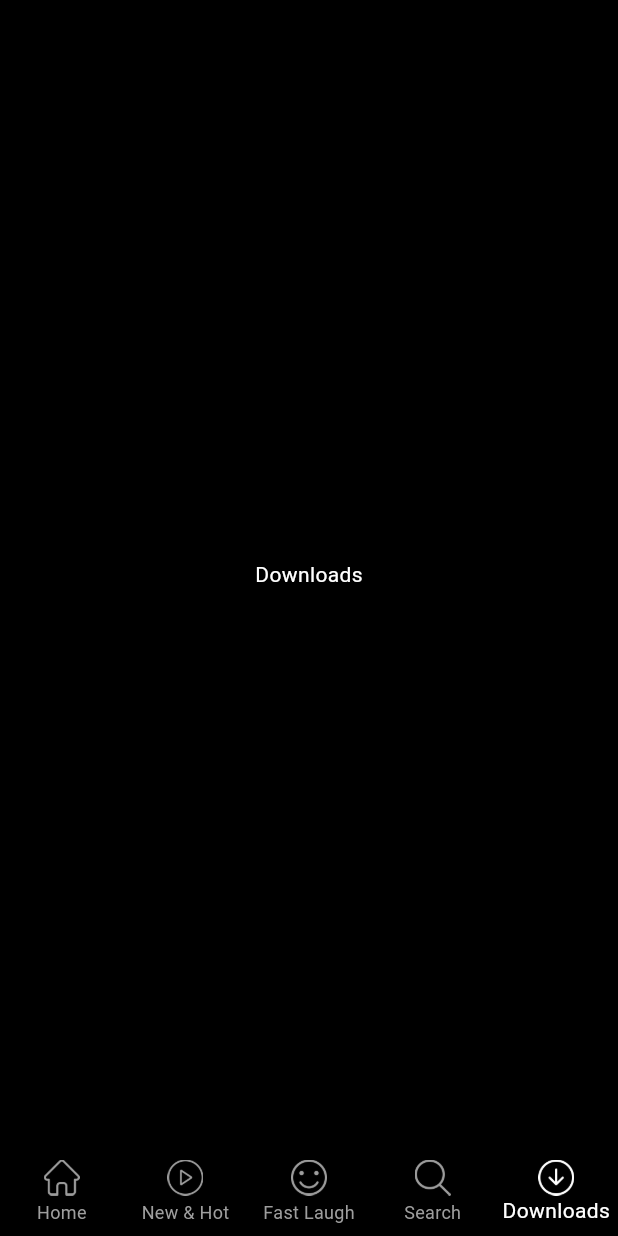
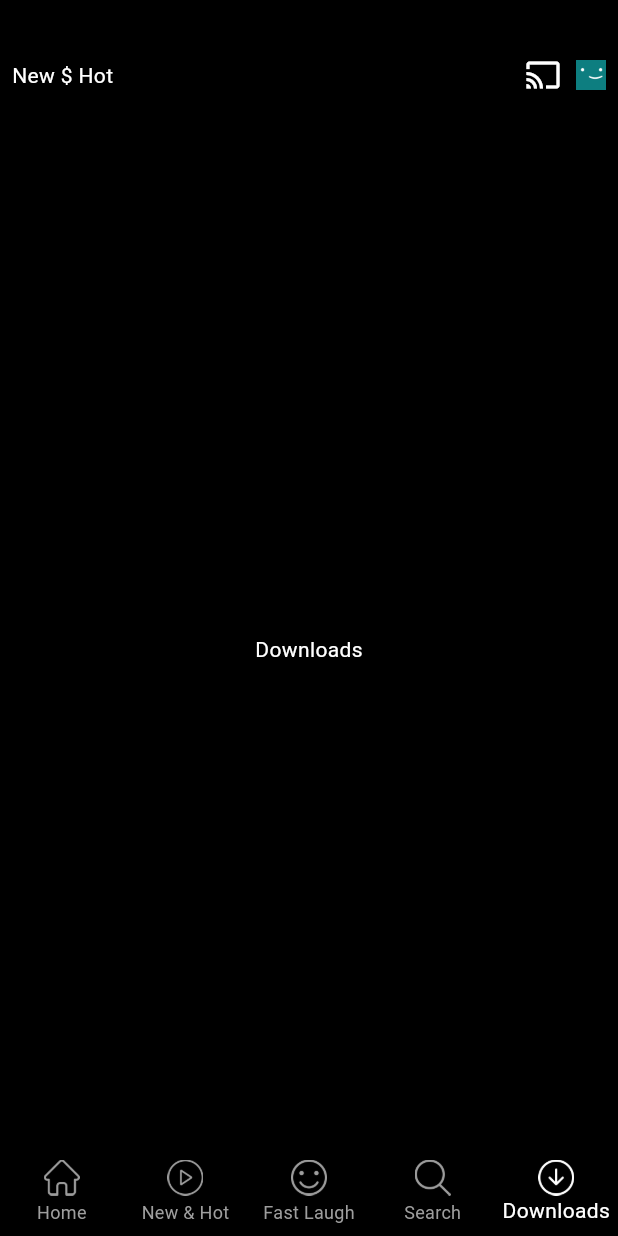
Before and after one commit to robinbaby007/Netflix_flutter, a Flutter app: the screen it shows after launch, item 5 of the bottom bar chosen, on a phone screen of 412 x 824 dp. Run offline on Flutter 3.47's test engine with Material 3 defaults, Android fonts, the phone set to English and light mode, and no system bars.

Commit message:
App bar added in downloads

```diff
--- /dev/null
+++ b/lib/presentation/common_widgets/widget_app_bar.dart
@@ -0,0 +1,33 @@
+import 'package:flutter/material.dart';
+
+class WidgetAppBar extends StatelessWidget {
+  const WidgetAppBar({super.key});
+
+  @override
+  Widget build(BuildContext context) {
+    return Padding(
+      padding: const EdgeInsets.only(left: 8, right: 8),
+      child: SizedBox(
+        height: 100,
+        child: Row(
+          children: [
+            const Text("New \$ Hot"),
+            const Spacer(),
+            const Icon(
+              Icons.cast,
+              color: Colors.white,
+            ),
+            const SizedBox(
+              width: 10,
+            ),
+            Image.asset(
+              'assets/images/avatar.png',
+              width: 20,
+              height: 20,
+            )
+          ],
+        ),
+      ),
+    );
+  }
+}
--- a/lib/presentation/downloads/screen/screen_downloads.dart
+++ b/lib/presentation/downloads/screen/screen_downloads.dart
@@ -1,4 +1,5 @@
 import 'package:flutter/material.dart';
+import 'package:netflix/presentation/common_widgets/widget_app_bar.dart';
 
 class ScreenDownloads extends StatelessWidget {
   const ScreenDownloads({super.key});
@@ -6,6 +7,10 @@ class ScreenDownloads extends StatelessWidget {
   @override
   Widget build(BuildContext context) {
     return const Scaffold(
+      appBar: PreferredSize(
+        preferredSize: Size.fromHeight(100),
+        child: WidgetAppBar(),
+      ),
       body: SafeArea(
         child: Center(
           child: Text(
--- a/pubspec.yaml
+++ b/pubspec.yaml
@@ -65,6 +65,7 @@ flutter:
      - assets/icons/play.png
      - assets/icons/home.png
      - assets/icons/download.png
+     - assets/images/avatar.png
 
   # An image asset can refer to one or more resolution-specific "variants", see
   # https://flutter.dev/assets-and-images/#resolution-aware
```
Also changed, not shown: lib/presentation/main_page/screen_main_page.dart (+4 -4 lines), assets/images/avatar.png (added).
